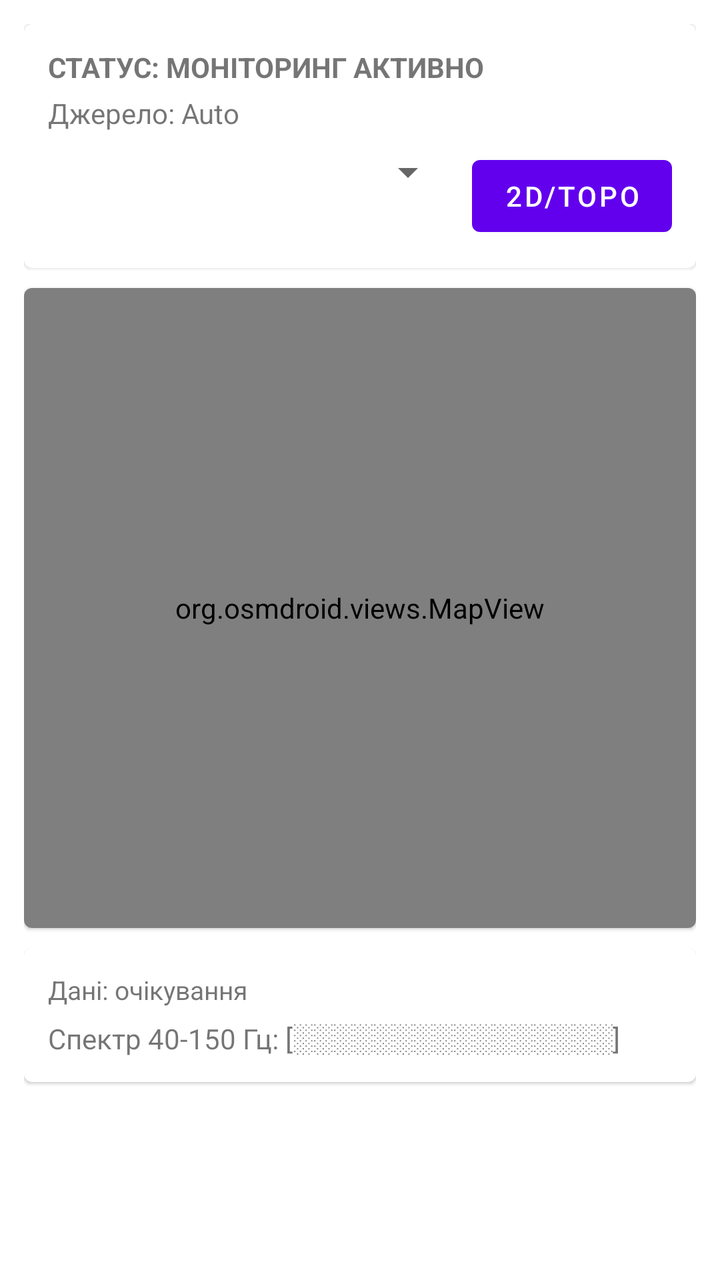
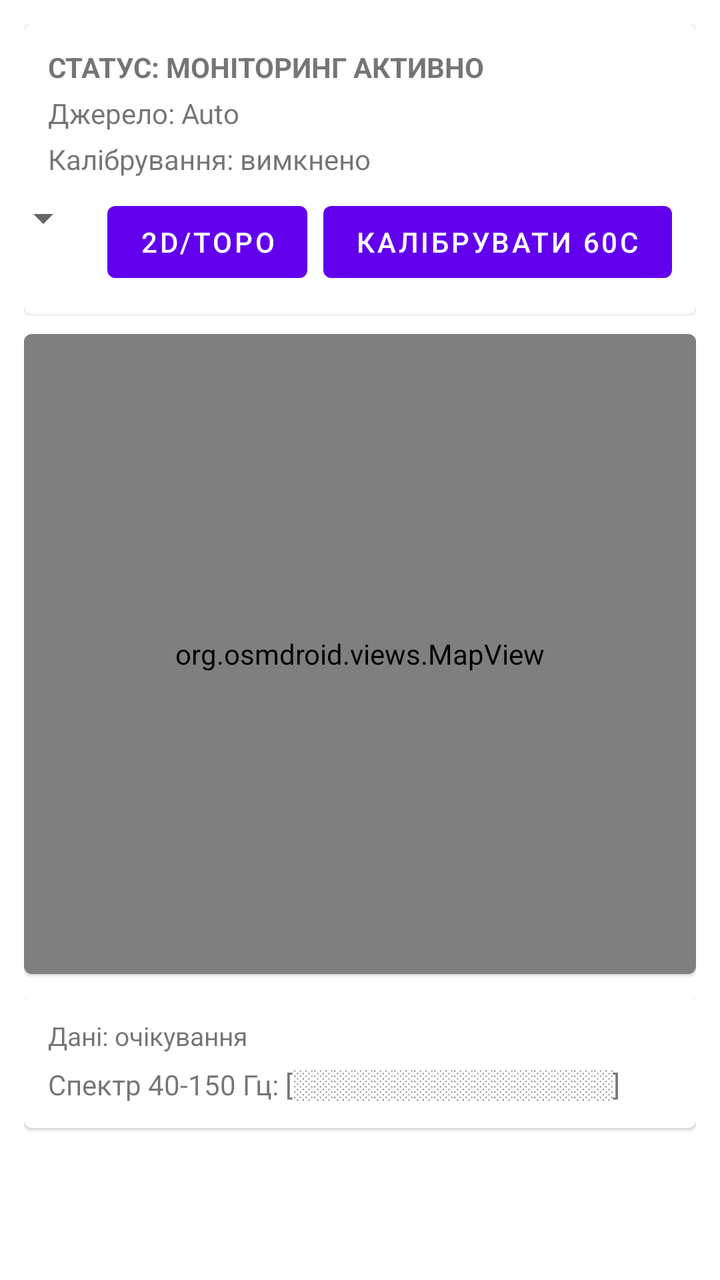

Before-and-after screenshots of an Android layout around one commit, followed by the original layout XML and the change that was made.
<!-- AndroidManifest.xml: application theme Theme.AegisF6 -->
<!-- res/layout/activity_main.xml -->
<?xml version="1.0" encoding="utf-8"?>
<ScrollView xmlns:android="http://schemas.android.com/apk/res/android"
    android:layout_width="match_parent"
    android:layout_height="match_parent"
    android:fillViewport="true">

    <LinearLayout
        android:layout_width="match_parent"
        android:layout_height="wrap_content"
        android:orientation="vertical"
        android:padding="12dp">

        <com.google.android.material.card.MaterialCardView
            android:layout_width="match_parent"
            android:layout_height="wrap_content">

            <LinearLayout
                android:layout_width="match_parent"
                android:layout_height="wrap_content"
                android:orientation="vertical"
                android:padding="12dp">

                <TextView
                    android:id="@+id/tvStatus"
                    android:layout_width="match_parent"
                    android:layout_height="wrap_content"
                    android:text="СТАТУС: МОНІТОРИНГ АКТИВНО"
                    android:textStyle="bold" />

                <TextView
                    android:id="@+id/tvSourceResolved"
                    android:layout_width="match_parent"
                    android:layout_height="wrap_content"
                    android:layout_marginTop="4dp"
                    android:text="Джерело: Auto" />

                <LinearLayout
                    android:layout_width="match_parent"
                    android:layout_height="wrap_content"
                    android:layout_marginTop="8dp"
                    android:orientation="horizontal">

                    <Spinner
                        android:id="@+id/spSource"
                        android:layout_width="0dp"
                        android:layout_height="wrap_content"
                        android:layout_weight="1" />

                    <Button
                        android:id="@+id/btnMapStyle"
                        android:layout_width="wrap_content"
                        android:layout_height="wrap_content"
                        android:layout_marginStart="8dp"
                        android:text="2D/Topo" />
                </LinearLayout>
            </LinearLayout>
        </com.google.android.material.card.MaterialCardView>

        <com.google.android.material.card.MaterialCardView
            android:layout_width="match_parent"
            android:layout_height="320dp"
            android:layout_marginTop="10dp">

            <org.osmdroid.views.MapView
                android:id="@+id/map"
                android:layout_width="match_parent"
                android:layout_height="match_parent" />
        </com.google.android.material.card.MaterialCardView>

        <com.google.android.material.card.MaterialCardView
            android:layout_width="match_parent"
            android:layout_height="wrap_content"
            android:layout_marginTop="10dp">

            <LinearLayout
                android:layout_width="match_parent"
                android:layout_height="wrap_content"
                android:orientation="vertical"
                android:padding="12dp">

                <TextView
                    android:id="@+id/tvTelemetry"
                    android:layout_width="match_parent"
                    android:layout_height="wrap_content"
                    android:text="Дані: очікування"
                    android:textSize="13sp" />

                <TextView
                    android:id="@+id/tvSpectrum"
                    android:layout_width="match_parent"
                    android:layout_height="wrap_content"
                    android:layout_marginTop="6dp"
                    android:text="Спектр 40-150 Гц: [░░░░░░░░░░░░░░░░]" />
            </LinearLayout>
        </com.google.android.material.card.MaterialCardView>
    </LinearLayout>
</ScrollView>
<!-- resources referenced by this layout -->
<resources>
  <style name="Theme.AegisF6" parent="Theme.MaterialComponents.DayNight.NoActionBar" />
</resources>

<!-- the commit's change to res/layout/activity_main.xml (unified diff, before → after) -->
@@ -34,6 +34,13 @@
                     android:layout_marginTop="4dp"
                     android:text="Джерело: Auto" />
 
+                <TextView
+                    android:id="@+id/tvCalibration"
+                    android:layout_width="match_parent"
+                    android:layout_height="wrap_content"
+                    android:layout_marginTop="4dp"
+                    android:text="Калібрування: вимкнено" />
+
                 <LinearLayout
                     android:layout_width="match_parent"
                     android:layout_height="wrap_content"
@@ -52,6 +59,13 @@
                         android:layout_height="wrap_content"
                         android:layout_marginStart="8dp"
                         android:text="2D/Topo" />
+
+                    <Button
+                        android:id="@+id/btnCalibrate"
+                        android:layout_width="wrap_content"
+                        android:layout_height="wrap_content"
+                        android:layout_marginStart="8dp"
+                        android:text="Калібрувати 60с" />
                 </LinearLayout>
             </LinearLayout>
         </com.google.android.material.card.MaterialCardView>
